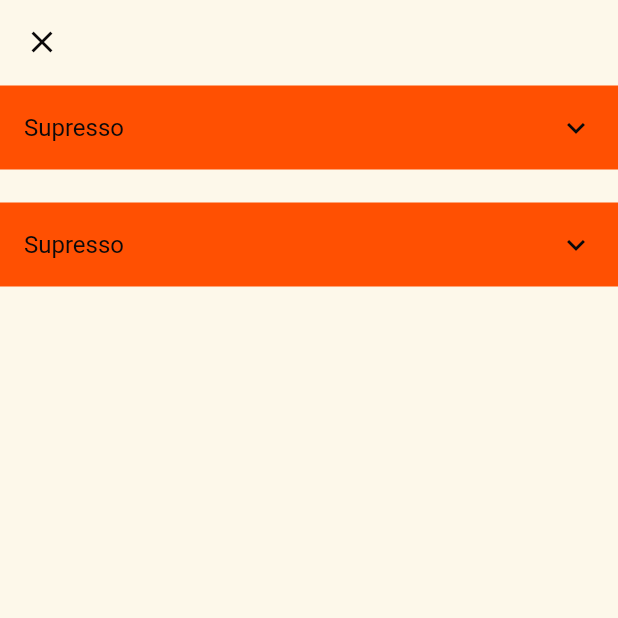
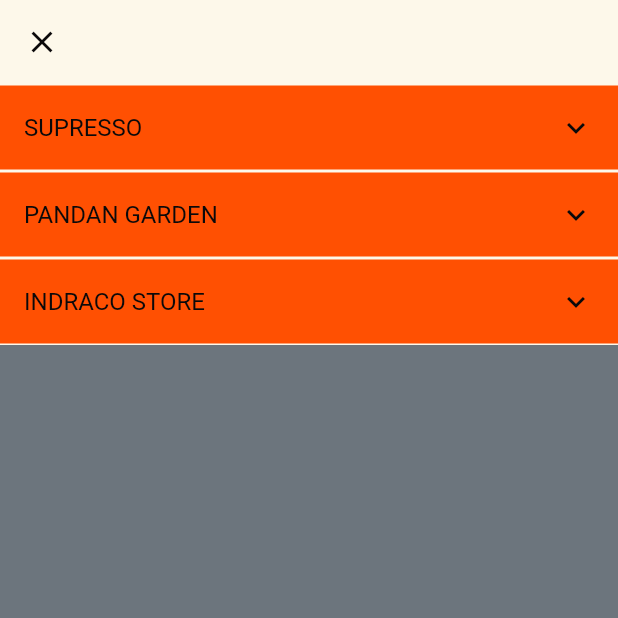
Before and after one commit to RonwasHere/dio, a Flutter app: the EnamPage screen opened directly, on a phone screen of 412 x 824 dp, the top half of it. Run offline on Flutter 3.47's test engine with Material 2 defaults, Android fonts, the phone set to English and light mode, and no system bars; our stand-ins replace carousel_slider, gallery_saver.

Commit message:
fix = expansion tile + kalok di klik bisa ganti warna tulisan + header nya

```diff
--- a/lib/enam_page.dart
+++ b/lib/enam_page.dart
@@ -14,7 +14,15 @@ import 'package:flutter/material.dart';
 //   final String expandedText;
 //   bool isExpanded;
 // }
+class NamaVoucher {
+  final String title;
+  NamaVoucher({required this.title});
+}
 
+var data = "PANDAN GARDEN";
+var data1 = "INDRACO STORE";
+
+//======
 class EnamPage extends StatefulWidget {
   const EnamPage({super.key});
 
@@ -25,6 +33,8 @@ class EnamPage extends StatefulWidget {
 class _EnamPageState extends State<EnamPage> {
   bool _customIcon = false;
   bool _customText = false;
+  bool _customText1 = false;
+  bool _customText2 = false;
 
   @override
   Widget build(BuildContext context) {
@@ -40,7 +50,7 @@ class _EnamPageState extends State<EnamPage> {
                 collapsedBackgroundColor: kWhiteColor,
                 collapsedIconColor: kBlackColor,
                 title: Text(
-                  'Supresso',
+                  'SUPRESSO',
                   style:
                       TextStyle(color: _customText ? kWhiteColor : kBlackColor),
                 ),
@@ -51,6 +61,7 @@ class _EnamPageState extends State<EnamPage> {
                 ),
                 //CUSTOM CONTAINER U/ DISKON, KETERANGAN + TOMBOL CLAIM
                 children: [
+                  SizedBox(height: 10),
                   Container(
                     margin: EdgeInsets.only(
                         left: 20, right: 20, top: 10, bottom: 10),
@@ -67,27 +78,35 @@ class _EnamPageState extends State<EnamPage> {
                 },
               ),
             ),
-            SizedBox(height: 20),
-            ListTileTheme(
+            ListTileTheme2(),
+            ListTileTheme3(),
+            //ListView Tulisan SUPRESSO
+          ],
+        ),
+      ),
+
+      backgroundColor: kGreyColor,
+    );
+  }
+
+  ListTileTheme ListTileTheme2() {
+    return ListTileTheme(
       tileColor: kOrangeColor,
       child: ExpansionTile(
         collapsedBackgroundColor: kWhiteColor,
         collapsedIconColor: kBlackColor,
         title: Text(
-                  'Supresso',
-                  style:
-                      TextStyle(color: _customText ? kWhiteColor : kBlackColor),
+          'PANDAN GARDEN',
+          style: TextStyle(color: _customText1 ? kWhiteColor : kBlackColor),
         ),
         trailing: Icon(
-                  _customIcon
-                      ? Icons.keyboard_arrow_up
-                      : Icons.keyboard_arrow_down,
+          _customIcon ? Icons.keyboard_arrow_up : Icons.keyboard_arrow_down,
         ),
         //CUSTOM CONTAINER U/ DISKON, KETERANGAN + TOMBOL CLAIM
         children: [
+          SizedBox(height: 10),
           Container(
-                    margin: EdgeInsets.only(
-                        left: 20, right: 20, top: 10, bottom: 10),
+            margin: EdgeInsets.only(left: 20, right: 20, top: 10, bottom: 10),
             height: 200,
             color: kBrownColor,
           )
@@ -95,17 +114,44 @@ class _EnamPageState extends State<EnamPage> {
         onExpansionChanged: (bool expanded) {
           setState(() {
             _customIcon = expanded;
-                    _customText = expanded;
+            _customText1 = expanded;
             // _customExpansionTile = expanded;
           });
         },
       ),
+    );
+  }
+
+  ListTileTheme ListTileTheme3() {
+    return ListTileTheme(
+      tileColor: kOrangeColor,
+      child: ExpansionTile(
+        collapsedBackgroundColor: kWhiteColor,
+        collapsedIconColor: kBlackColor,
+        title: Text(
+          'INDRACO STORE',
+          style: TextStyle(color: _customText2 ? kWhiteColor : kBlackColor),
         ),
+        trailing: Icon(
+          _customIcon ? Icons.keyboard_arrow_up : Icons.keyboard_arrow_down,
+        ),
+        //CUSTOM CONTAINER U/ DISKON, KETERANGAN + TOMBOL CLAIM
+        children: [
+          SizedBox(height: 10),
+          Container(
+            margin: EdgeInsets.only(left: 20, right: 20, top: 10, bottom: 10),
+            height: 200,
+            color: kBrownColor,
+          )
         ],
+        onExpansionChanged: (bool expanded) {
+          setState(() {
+            _customIcon = expanded;
+            _customText2 = expanded;
+            // _customExpansionTile = expanded;
+          });
+        },
       ),
-      ),
-
-      backgroundColor: kWhiteColor,
     );
   }
 
```
Lines whose indentation alone changed are shown as unchanged.
